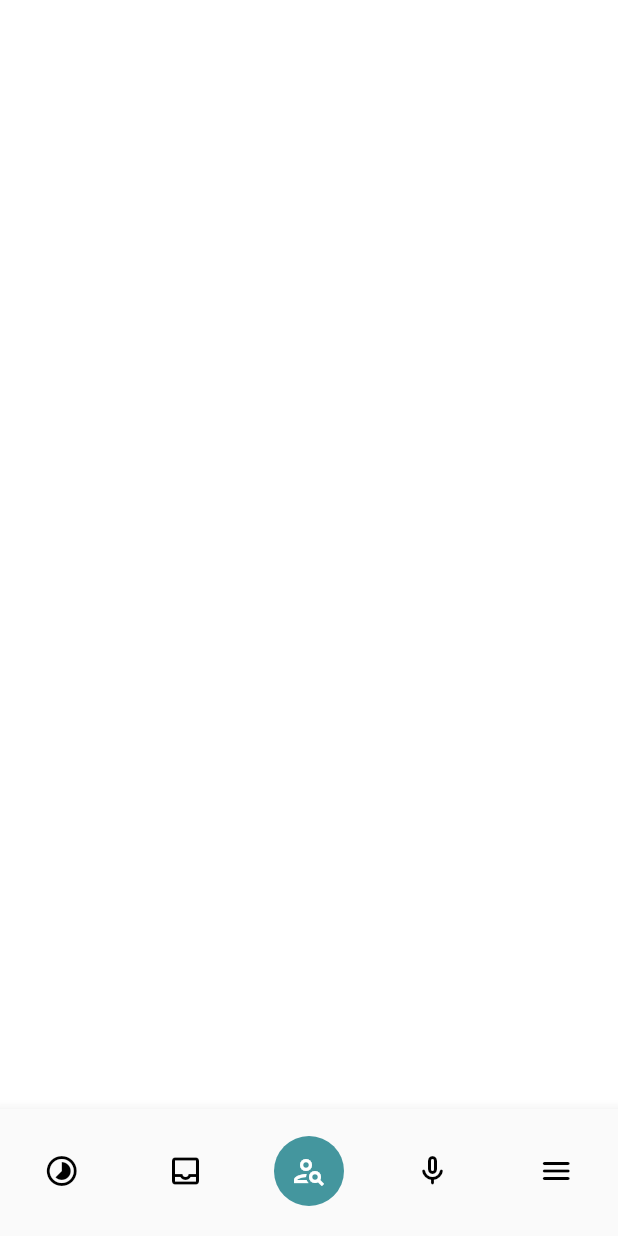
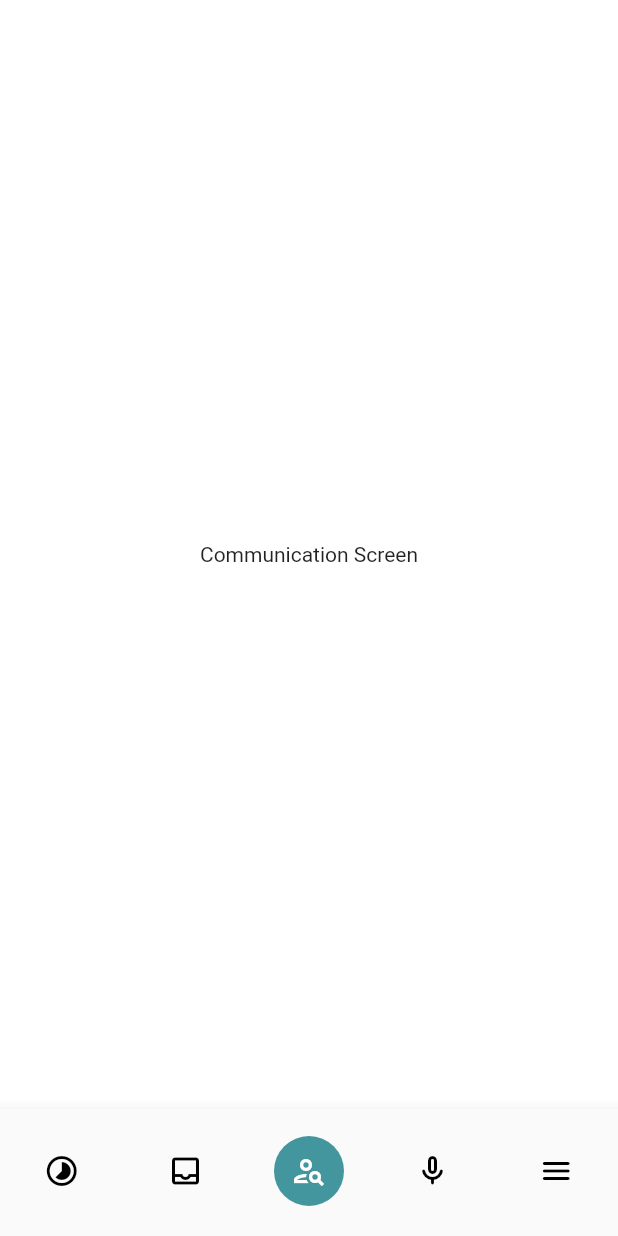
Before and after one commit to CoderNamedHendrick/mapfunde_test, a Flutter app: the screen it shows after launch, swiped to page 4, on a phone screen of 412 x 824 dp. Run offline on Flutter 3.47's test engine with Material 2 defaults, Android fonts, the phone set to English and light mode, and no system bars; our stand-ins replace fl_chart, flutter_svg; missing offline and left inert: countries_world_map.

Commit message:
refactor: linting

```diff
--- a/lib/components/animated_toggle.dart
+++ b/lib/components/animated_toggle.dart
@@ -40,7 +40,7 @@ class _AnimatedToggleState extends State<AnimatedToggle> {
 
   @override
   Widget build(BuildContext context) {
-    return Container(
+    return SizedBox(
       width: widget.width,
       height: SizeConfig.height(48),
       // margin: const EdgeInsets.all(20),
--- a/lib/view_widgets/after_search.dart
+++ b/lib/view_widgets/after_search.dart
@@ -1,4 +1,3 @@
-import 'package:flutter/cupertino.dart';
 import 'package:flutter/material.dart';
 import 'package:flutter_svg/svg.dart';
 import 'package:mapfunde_test/components/manager_tile.dart';
--- a/lib/views/inbox.dart
+++ b/lib/views/inbox.dart
@@ -1,7 +1,6 @@
 import 'package:flutter/material.dart';
 import 'package:mapfunde_test/components/app_back_button.dart';
 import 'package:mapfunde_test/components/candidate_section.dart';
-import 'package:mapfunde_test/components/custom_chip.dart';
 import 'package:mapfunde_test/utils/app_colors.dart';
 import 'package:mapfunde_test/utils/size_config.dart';
 import 'package:mapfunde_test/view_widgets/option_chips.dart';
--- a/lib/views/main.dart
+++ b/lib/views/main.dart
@@ -1,10 +1,4 @@
-import 'dart:ui';
-
 import 'package:flutter/material.dart';
-import 'package:flutter_svg/flutter_svg.dart';
-import 'package:mapfunde_test/components/large_profile_tile.dart';
-import 'package:mapfunde_test/components/manager_tile.dart';
-import 'package:mapfunde_test/components/section.dart';
 import 'package:mapfunde_test/utils/app_colors.dart';
 import 'package:mapfunde_test/utils/size_config.dart';
 import 'package:mapfunde_test/view_widgets/after_search.dart';
--- a/lib/views/mic_screen.dart
+++ b/lib/views/mic_screen.dart
@@ -5,6 +5,10 @@ class MicScreen extends StatelessWidget {
 
   @override
   Widget build(BuildContext context) {
-    return Scaffold();
+    return const Scaffold(
+      body: Center(
+        child: Text('Communication Screen'),
+      ),
+    );
   }
 }
--- a/lib/views/screen_one.dart
+++ b/lib/views/screen_one.dart
@@ -5,6 +5,10 @@ class ScreenOne extends StatelessWidget {
 
   @override
   Widget build(BuildContext context) {
-    return Scaffold();
+    return const Scaffold(
+      body: Center(
+        child: Text('Timeline Screen'),
+      ),
+    );
   }
 }
```
Also changed, not shown: lib/views/analytics_screen.dart (+0 -8 lines).
